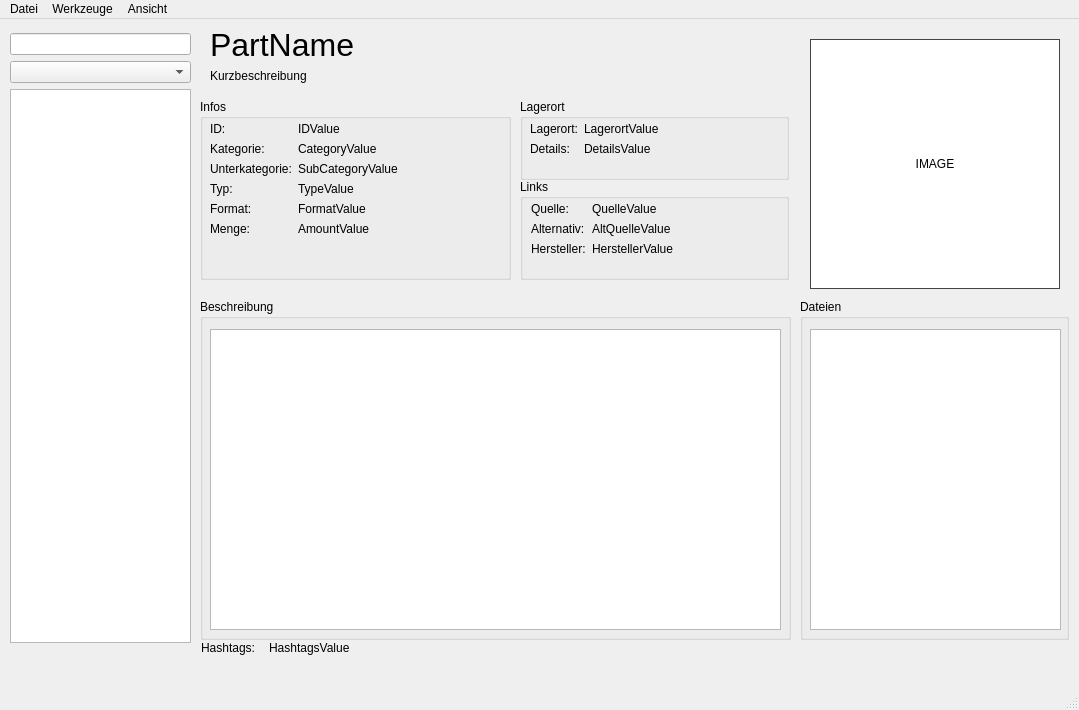
First picture: the form in src/mainwindow.ui, repository oddscured/Partorium, before the edit.
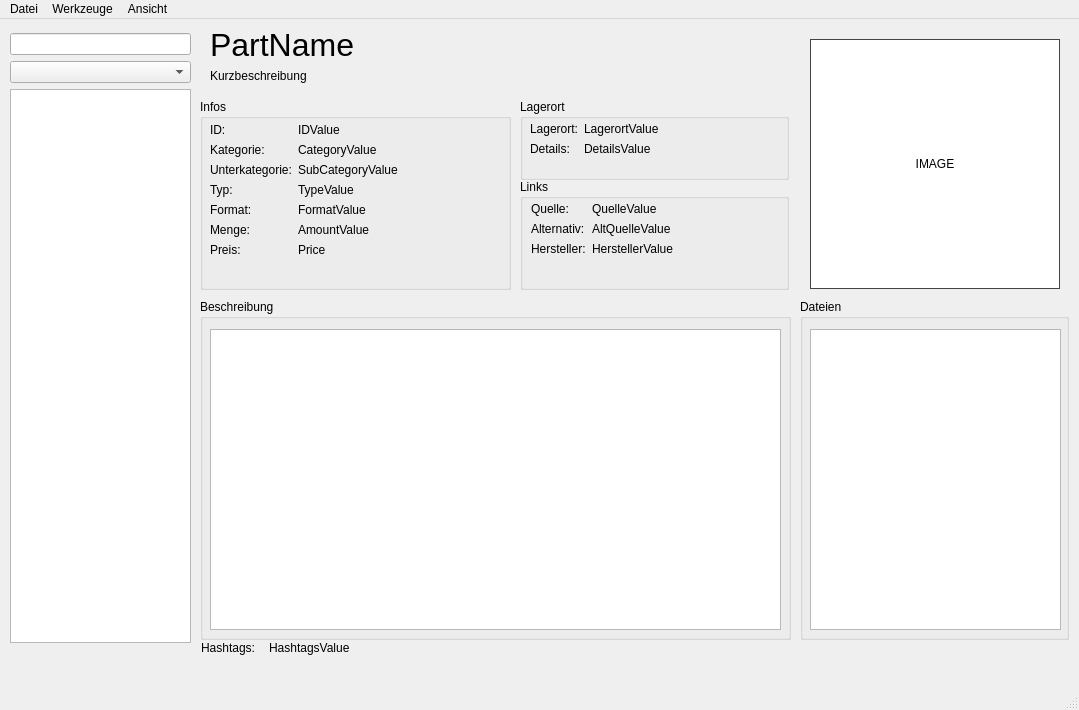
Second picture: the form after the edit.

```diff
--- a/src/mainwindow.ui
+++ b/src/mainwindow.ui
@@ -41,19 +41,19 @@
       <x>200</x>
       <y>80</y>
       <width>311</width>
-      <height>181</height>
+      <height>191</height>
      </rect>
     </property>
     <property name="title">
      <string>Infos</string>
     </property>
-    <widget class="QWidget" name="layoutWidget">
+    <widget class="QWidget" name="">
      <property name="geometry">
       <rect>
        <x>10</x>
-       <y>23</y>
-       <width>271</width>
-       <height>138</height>
+       <y>24</y>
+       <width>214</width>
+       <height>162</height>
       </rect>
      </property>
      <layout class="QFormLayout" name="formLayout_3">
@@ -147,6 +147,20 @@
         </property>
        </widget>
       </item>
+      <item row="6" column="0">
+       <widget class="QLabel" name="lbl_Price">
+        <property name="text">
+         <string>Preis:</string>
+        </property>
+       </widget>
+      </item>
+      <item row="6" column="1">
+       <widget class="QLabel" name="lbl_PriceValue">
+        <property name="text">
+         <string>Price</string>
+        </property>
+       </widget>
+      </item>
      </layout>
     </widget>
    </widget>
@@ -333,7 +347,7 @@
       <x>520</x>
       <y>160</y>
       <width>269</width>
-      <height>101</height>
+      <height>111</height>
      </rect>
     </property>
     <property name="sizePolicy">
```
